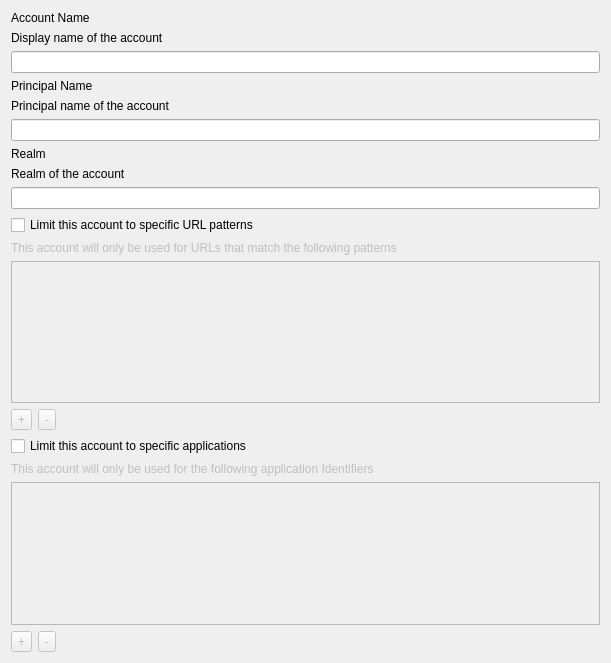
Qt form FWAdminLib/Configurator/SingleSignonForm.ui (fw-dev/translations) before a commit.
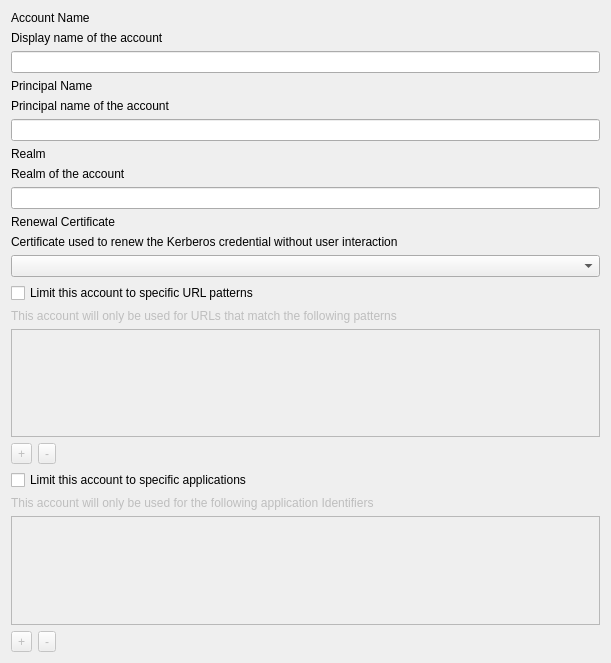
The same form after that commit.

```diff
--- a/FWAdminLib/Configurator/SingleSignonForm.ui
+++ b/FWAdminLib/Configurator/SingleSignonForm.ui
@@ -14,85 +14,72 @@
    <string>Form</string>
   </property>
   <layout class="QGridLayout" name="gridLayout">
-   <item row="2" column="0">
-    <widget class="QLineEdit" name="AccountNameField"/>
-   </item>
-   <item row="14" column="0">
-    <widget class="QCheckBox" name="LimitToApplicationIDField">
-     <property name="text">
-      <string>Limit this account to specific applications</string>
+   <item row="13" column="0">
+    <widget class="QWidget" name="URLWidget" native="true">
+     <property name="enabled">
+      <bool>false</bool>
      </property>
+     <layout class="QVBoxLayout" name="verticalLayout">
+      <property name="leftMargin">
+       <number>0</number>
+      </property>
+      <property name="topMargin">
+       <number>0</number>
+      </property>
+      <property name="rightMargin">
+       <number>0</number>
+      </property>
+      <property name="bottomMargin">
+       <number>0</number>
+      </property>
+      <item>
+       <widget class="QLabel" name="lTipLitmiToURLs">
+        <property name="text">
+         <string>This account will only be used for URLs that match the following patterns</string>
+        </property>
+       </widget>
+      </item>
+      <item>
+       <widget class="QListWidget" name="URLPatternsList"/>
+      </item>
+      <item>
+       <layout class="QHBoxLayout" name="horizontalLayout">
+        <item>
+         <widget class="QToolButton" name="addURLPattern">
+          <property name="text">
+           <string>+</string>
+          </property>
+         </widget>
+        </item>
+        <item>
+         <widget class="QToolButton" name="removeURLPattern">
+          <property name="enabled">
+           <bool>false</bool>
+          </property>
+          <property name="text">
+           <string>-</string>
+          </property>
+         </widget>
+        </item>
+        <item>
+         <spacer name="horizontalSpacer">
+          <property name="orientation">
+           <enum>Qt::Horizontal</enum>
+          </property>
+          <property name="sizeHint" stdset="0">
+           <size>
+            <width>40</width>
+            <height>20</height>
+           </size>
+          </property>
+         </spacer>
+        </item>
+       </layout>
+      </item>
+     </layout>
     </widget>
    </item>
-   <item row="1" column="0">
-    <widget class="QLabel" name="lTipAccountName">
-     <property name="text">
-      <string>Display name of the account</string>
-     </property>
-     <property name="wordWrap">
-      <bool>true</bool>
-     </property>
-    </widget>
-   </item>
-   <item row="0" column="0">
-    <widget class="QLabel" name="AccountNameTitle">
-     <property name="text">
-      <string>Account Name</string>
-     </property>
-    </widget>
-   </item>
-   <item row="6" column="0">
-    <widget class="QLabel" name="RealmTitle">
-     <property name="text">
-      <string>Realm</string>
-     </property>
-    </widget>
-   </item>
-   <item row="8" column="0">
-    <widget class="QLineEdit" name="RealmField">
-     <property name="echoMode">
-      <enum>QLineEdit::Normal</enum>
-     </property>
-    </widget>
-   </item>
-   <item row="9" column="0">
-    <widget class="QCheckBox" name="LimitToURLsField">
-     <property name="text">
-      <string>Limit this account to specific URL patterns</string>
-     </property>
-    </widget>
-   </item>
-   <item row="7" column="0">
-    <widget class="QLabel" name="lTipRealm">
-     <property name="text">
-      <string>Realm of the account</string>
-     </property>
-     <property name="wordWrap">
-      <bool>true</bool>
-     </property>
-    </widget>
-   </item>
-   <item row="4" column="0">
-    <widget class="QLabel" name="lTipPrincipalName">
-     <property name="text">
-      <string>Principal name of the account</string>
-     </property>
-     <property name="wordWrap">
-      <bool>true</bool>
-     </property>
-    </widget>
-   </item>
-   <item row="3" column="0">
-    <widget class="QLabel" name="PrincipalNameTitle">
-     <property name="text">
-      <string>Principal Name</string>
-     </property>
-    </widget>
-   </item>
-   <item row="5" column="0">
-    <widget class="QLineEdit" name="PrincipalNameField"/>
-   </item>
-   <item row="15" column="0">
+   <item row="18" column="0">
     <widget class="QWidget" name="ApplicationIdsWidget" native="true">
      <property name="enabled">
       <bool>false</bool>
@@ -148,62 +135,101 @@
      </layout>
     </widget>
    </item>
+   <item row="5" column="0">
+    <widget class="QLineEdit" name="PrincipalNameField"/>
+   </item>
+   <item row="4" column="0">
+    <widget class="QLabel" name="lTipPrincipalName">
+     <property name="text">
+      <string>Principal name of the account</string>
+     </property>
+     <property name="wordWrap">
+      <bool>true</bool>
+     </property>
+    </widget>
+   </item>
+   <item row="7" column="0">
+    <widget class="QLabel" name="lTipRealm">
+     <property name="text">
+      <string>Realm of the account</string>
+     </property>
+     <property name="wordWrap">
+      <bool>true</bool>
+     </property>
+    </widget>
+   </item>
+   <item row="3" column="0">
+    <widget class="QLabel" name="PrincipalNameTitle">
+     <property name="text">
+      <string>Principal Name</string>
+     </property>
+    </widget>
+   </item>
+   <item row="12" column="0">
+    <widget class="QCheckBox" name="LimitToURLsField">
+     <property name="text">
+      <string>Limit this account to specific URL patterns</string>
+     </property>
+    </widget>
+   </item>
+   <item row="8" column="0">
+    <widget class="QLineEdit" name="RealmField">
+     <property name="echoMode">
+      <enum>QLineEdit::Normal</enum>
+     </property>
+    </widget>
+   </item>
+   <item row="0" column="0">
+    <widget class="QLabel" name="AccountNameTitle">
+     <property name="text">
+      <string>Account Name</string>
+     </property>
+    </widget>
+   </item>
+   <item row="1" column="0">
+    <widget class="QLabel" name="lTipAccountName">
+     <property name="text">
+      <string>Display name of the account</string>
+     </property>
+     <property name="wordWrap">
+      <bool>true</bool>
+     </property>
+    </widget>
+   </item>
+   <item row="6" column="0">
+    <widget class="QLabel" name="RealmTitle">
+     <property name="text">
+      <string>Realm</string>
+     </property>
+    </widget>
+   </item>
+   <item row="2" column="0">
+    <widget class="QLineEdit" name="AccountNameField"/>
+   </item>
+   <item row="17" column="0">
+    <widget class="QCheckBox" name="LimitToApplicationIDField">
+     <property name="text">
+      <string>Limit this account to specific applications</string>
+     </property>
+    </widget>
+   </item>
    <item row="10" column="0">
-    <widget class="QWidget" name="URLWidget" native="true">
-     <property name="enabled">
-      <bool>false</bool>
+    <widget class="QLabel" name="lTipRenewalCertificate">
+     <property name="text">
+      <string>Certificate used to renew the Kerberos credential without user interaction</string>
      </property>
-     <layout class="QVBoxLayout" name="verticalLayout">
-      <property name="margin">
-       <number>0</number>
-      </property>
-      <item>
-       <widget class="QLabel" name="lTipLitmiToURLs">
-        <property name="text">
-         <string>This account will only be used for URLs that match the following patterns</string>
-        </property>
-       </widget>
-      </item>
-      <item>
-       <widget class="QListWidget" name="URLPatternsList"/>
-      </item>
-      <item>
-       <layout class="QHBoxLayout" name="horizontalLayout">
-        <item>
-         <widget class="QToolButton" name="addURLPattern">
-          <property name="text">
-           <string>+</string>
-          </property>
-         </widget>
-        </item>
-        <item>
-         <widget class="QToolButton" name="removeURLPattern">
-          <property name="enabled">
-           <bool>false</bool>
-          </property>
-          <property name="text">
-           <string>-</string>
-          </property>
-         </widget>
-        </item>
-        <item>
-         <spacer name="horizontalSpacer">
-          <property name="orientation">
-           <enum>Qt::Horizontal</enum>
-          </property>
-          <property name="sizeHint" stdset="0">
-           <size>
-            <width>40</width>
-            <height>20</height>
-           </size>
-          </property>
-         </spacer>
-        </item>
-       </layout>
-      </item>
-     </layout>
     </widget>
    </item>
+   <item row="9" column="0">
+    <widget class="QLabel" name="RenewalCertificateTitle">
+     <property name="text">
+      <string>Renewal Certificate</string>
+     </property>
+    </widget>
+   </item>
+   <item row="11" column="0">
+    <widget class="QComboBox" name="renewalCertificateCombo"/>
+   </item>
   </layout>
  </widget>
  <tabstops>
```
Left out of the diff: 11 changed lines with no effect on the pictures.
